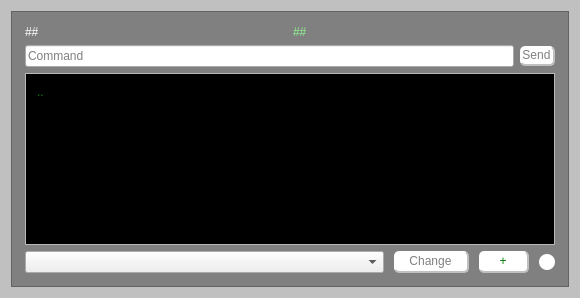
Above: mainwindow.ui from bbuyukyuksel/version-selector before the change. Below: the same form after it.
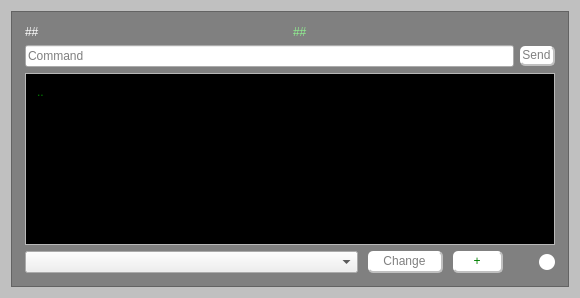
That is the form after the change. Icons and pictures are not drawn.

The edit to the form file:
```diff
--- a/mainwindow.ui
+++ b/mainwindow.ui
@@ -14,7 +14,16 @@
    <string>MainWindow</string>
   </property>
   <property name="styleSheet">
-   <string notr="true">QPushButton#on_off{
+   <string notr="true">QPushButton#bt_info:hover{
+background-color:lightblue;
+}
+QPushButton#bt_info{
+border:none;
+border-image:url(:/resources/about.png) 0 0 0 0 stretch stretch;
+background-color:none;
+border-radius:8px;
+}
+QPushButton#on_off{
 border:none;
 border-image:url(:/resources/off_16.png) 0 0 0 0 stretch stretch;
 border-radius:8px;
@@ -216,6 +225,22 @@
             </property>
            </widget>
           </item>
+          <item>
+           <widget class="QPushButton" name="bt_info">
+            <property name="maximumSize">
+             <size>
+              <width>16</width>
+              <height>16</height>
+             </size>
+            </property>
+            <property name="cursor">
+             <cursorShape>WhatsThisCursor</cursorShape>
+            </property>
+            <property name="text">
+             <string/>
+            </property>
+           </widget>
+          </item>
           <item>
            <widget class="QPushButton" name="on_off">
             <property name="maximumSize">
```
Left out of the diff: 2 changed lines with no effect on the pictures.
